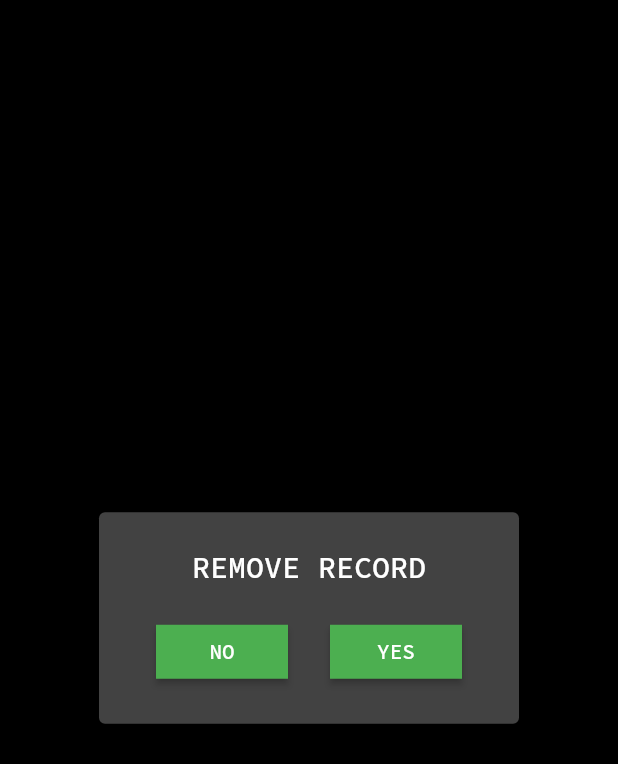
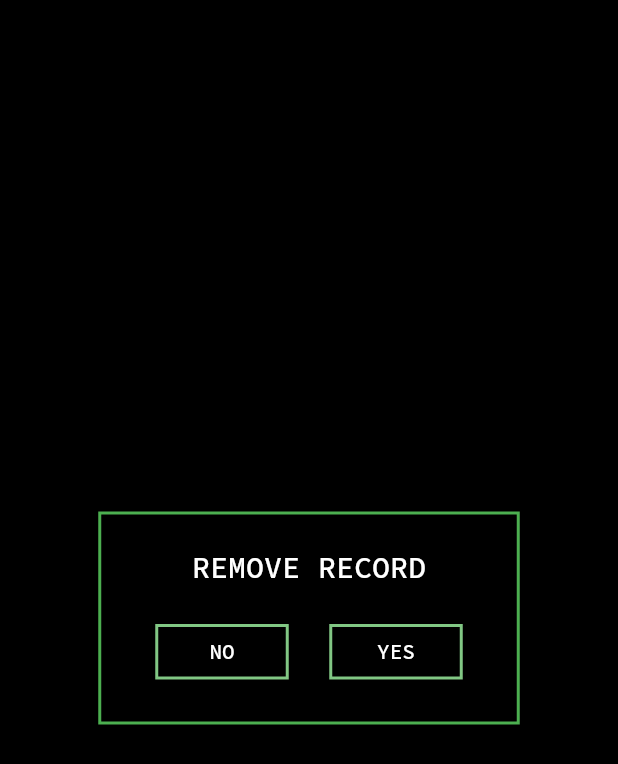
Before and after one commit to grandnexus/retrotrack, a Flutter app: the _DeleteDialog widget shown alone on an empty page, opened directly, on a phone screen of 412 x 824 dp. Shown: the top 764 px of the screen. Run offline on Flutter 3.47's test engine with Material 2 defaults, Android fonts, the phone set to English and light mode, and no system bars; our stand-ins replace camera, flutter_image_compress, flutter_riverpod, google_fonts, riverpod; missing offline and left inert: firebase_ml_vision, snappable; accounts and stored records are empty; statements that could not run were skipped.

Commit message:
[C/Dialog] Retro-risation

```diff
--- a/lib/ui/index.dart
+++ b/lib/ui/index.dart
@@ -5,5 +5,6 @@ export 'screens/feed_screen.dart';
 export 'widgets/auth_guard.dart';
 export 'widgets/logo.dart';
 export 'widgets/none_scroll_behavior.dart';
+export 'widgets/outline_button.dart';
 export 'widgets/redirect.dart';
 export 'widgets/retro_body.dart';
--- a/lib/ui/screens/feed_screen.dart
+++ b/lib/ui/screens/feed_screen.dart
@@ -42,10 +42,9 @@ class FeedScreen extends StatelessWidget {
                               builder: (_) => _DeleteDialog(),
                             );
                             if (res) {
-                              key.currentState.snap().then((_) => listProvider
-                                  .read(context)
-                                  .state
-                                  .removeAt(index));
+                              key.currentState.snap().then((_) {
+                                listProvider.read(context).state.remove(index);
+                              });
                             }
                           },
                           title: Text('Person $index'.toUpperCase()),
@@ -91,12 +90,12 @@ class _DeleteDialog extends StatelessWidget {
       content: Row(
         mainAxisAlignment: MainAxisAlignment.spaceAround,
         children: <Widget>[
-          RaisedButton(
-            child: const Text('NO'),
+          RetroOutlineButton(
+            text: 'no',
             onPressed: () => Navigator.pop(context, false),
           ),
-          RaisedButton(
-            child: const Text('YES'),
+          RetroOutlineButton(
+            text: 'yes',
             onPressed: () => Navigator.pop(context, true),
           ),
         ],
--- /dev/null
+++ b/lib/ui/widgets/outline_button.dart
@@ -0,0 +1,22 @@
+import 'package:flutter/material.dart';
+
+class RetroOutlineButton extends StatelessWidget {
+  const RetroOutlineButton({
+    @required this.text,
+    @required this.onPressed,
+  });
+
+  final VoidCallback onPressed;
+  final String text;
+
+  @override
+  Widget build(BuildContext context) {
+    return OutlineButton(
+      borderSide: BorderSide(
+        color: Theme.of(context).primaryColorLight,
+      ),
+      onPressed: onPressed,
+      child: Text(text.toUpperCase()),
+    );
+  }
+}
```
Also changed, not shown: lib/main.dart (+7 -0 lines), lib/ui/screens/auth_screen.dart (+2 -5 lines).
